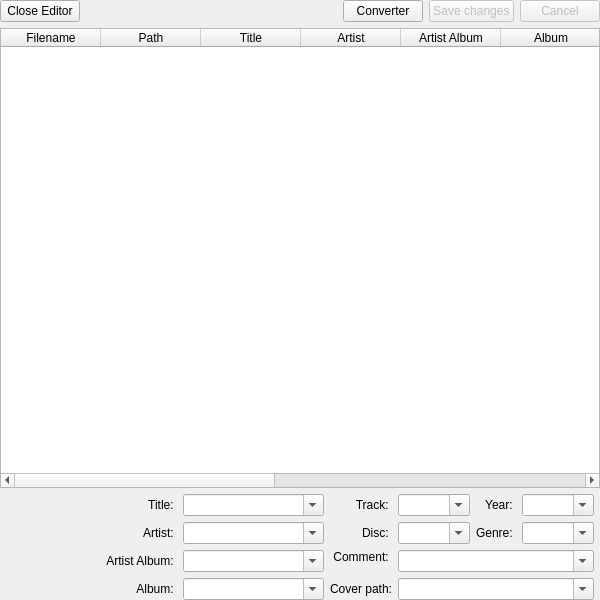
Above: code/MiamPlayer/tageditor.ui from MBach/Miam-Player before the change. Below: the same form after it.
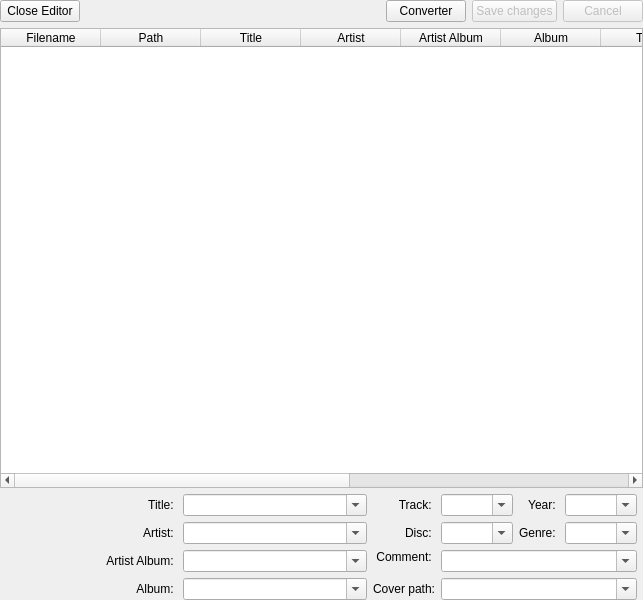
That is the form after the change. Icons and pictures are not drawn. Custom widgets are drawn as their Qt base class.

Diff of the .ui file:
```diff
--- a/code/MiamPlayer/tageditor.ui
+++ b/code/MiamPlayer/tageditor.ui
@@ -6,7 +6,7 @@
    <rect>
     <x>0</x>
     <y>0</y>
-    <width>600</width>
+    <width>643</width>
     <height>600</height>
    </rect>
   </property>
```
Left out of the diff: 8 changed lines with no effect on the pictures.
